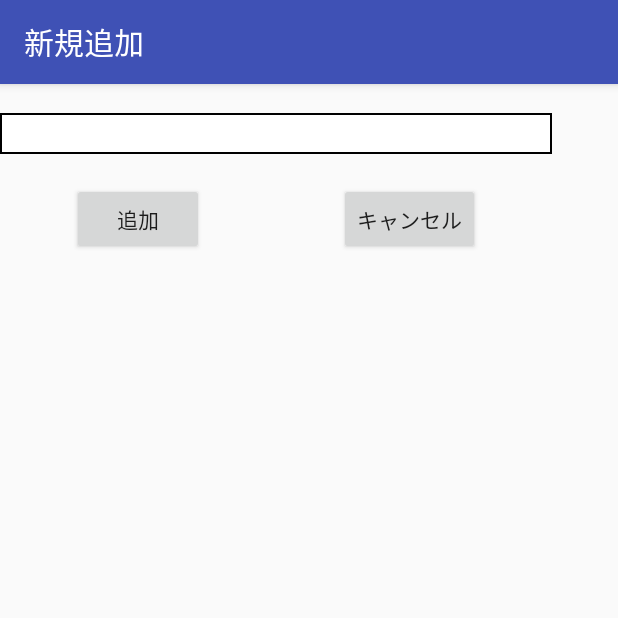
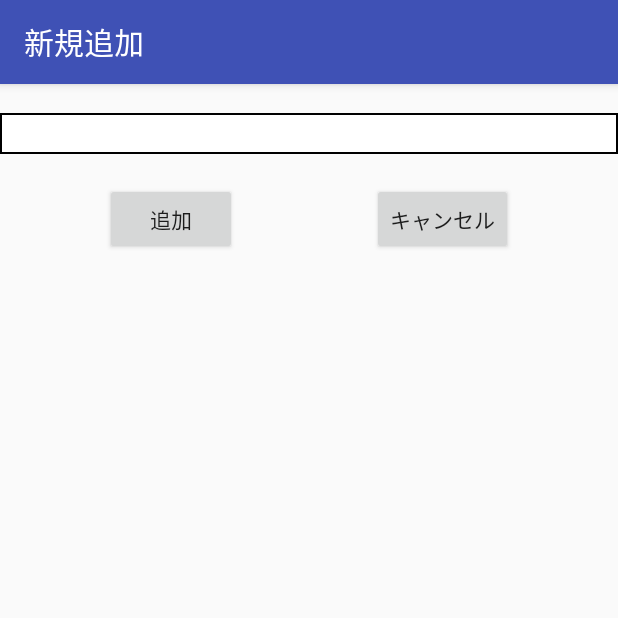
Before and after one commit to Funabashi-Joho-Business/X15G_F, an Android app: the fragment new_Fragment shown on its own in the app's theme, on a phone screen of 412 x 824 dp, the top half of it. Run offline under Robolectric (Android 15) with nearby library versions, the phone set to English and light mode, and no system bars.

Commit message:
微調整

```diff
--- a/app/src/main/res/layout/new_.xml
+++ b/app/src/main/res/layout/new_.xml
@@ -1,5 +1,5 @@
 <?xml version="1.0" encoding="utf-8"?>
-<android.support.constraint.ConstraintLayout xmlns:android="http://schemas.android.com/apk/res/android"
+<LinearLayout xmlns:android="http://schemas.android.com/apk/res/android"
     xmlns:app="http://schemas.android.com/apk/res-auto"
     xmlns:tools="http://schemas.android.com/tools"
     android:layout_width="match_parent"
@@ -7,7 +7,7 @@
     tools:context="jp.ac.chiba_fjb.f.home.new_">
 
     <LinearLayout
-        android:layout_width="368dp"
+        android:layout_width="match_parent"
         android:layout_height="wrap_content"
         android:gravity="center"
         android:orientation="vertical"
@@ -30,17 +30,19 @@
             android:gravity="center"
             android:orientation="vertical"
             android:padding="1dp"
+            android:paddingLeft="5dp"
+            android:paddingRight="5dp"
             android:weightSum="1">
 
             <EditText
                 android:id="@+id/editText"
                 android:layout_width="match_parent"
                 android:layout_height="wrap_content"
+                android:layout_weight="35.50"
                 android:background="@android:color/background_light"
                 android:ems="10"
                 android:inputType="textPersonName"
-                android:textColorLink="@android:color/black"
-                android:layout_weight="35.50" />
+                android:textColorLink="@android:color/black" />
         </LinearLayout>
 
         <TextView
@@ -80,4 +82,4 @@
         </LinearLayout>
     </LinearLayout>
 
-</android.support.constraint.ConstraintLayout>
+</LinearLayout>
```
